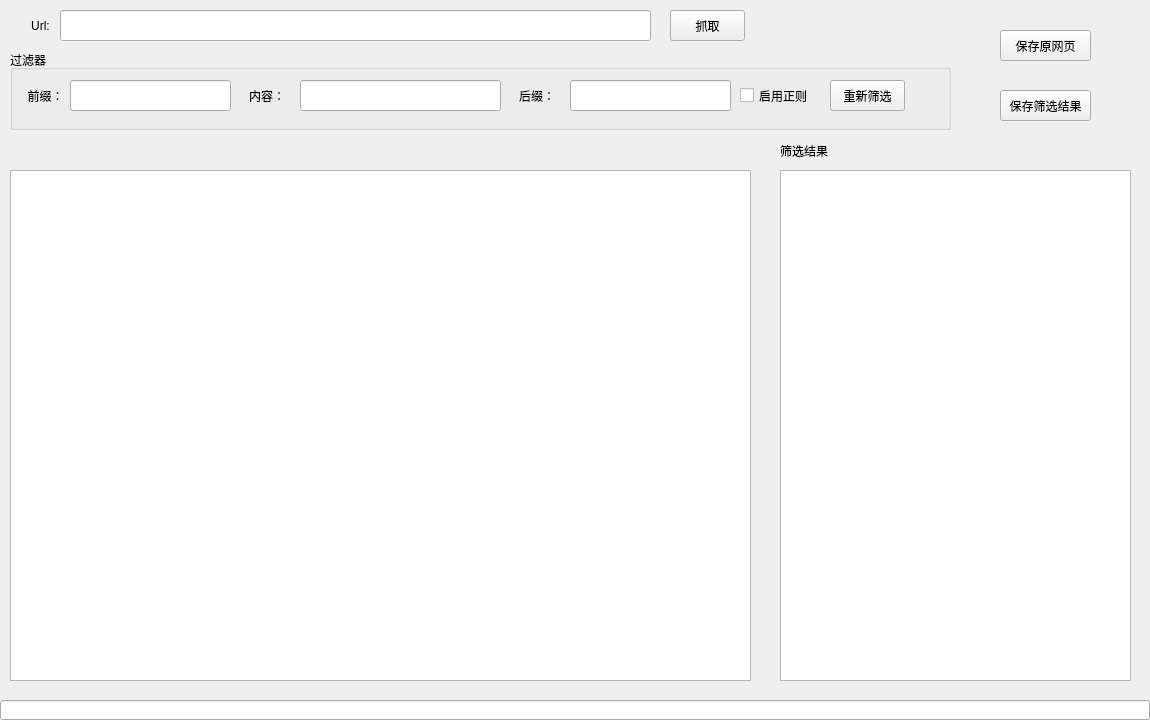
Above: mainui.ui from realth000/webcatcher before the change. Below: the same form after it.
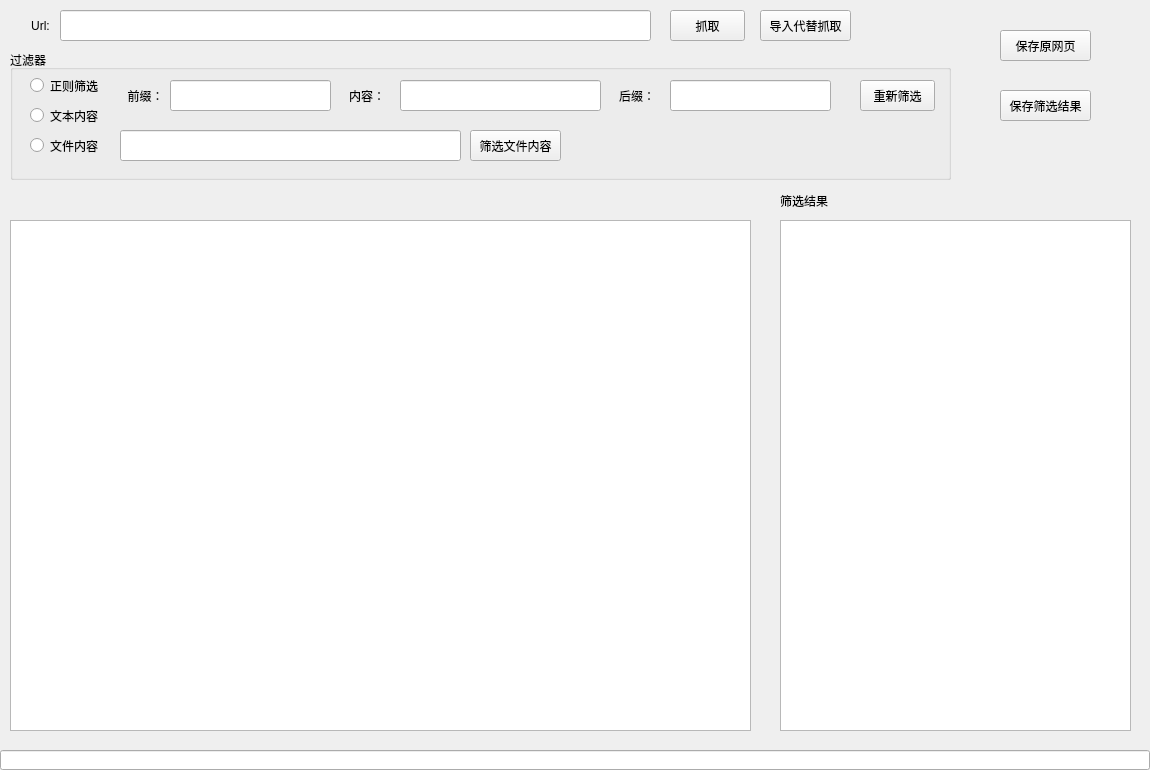
That is the form after the change.

Patch:
```diff
--- a/mainui.ui
+++ b/mainui.ui
@@ -7,7 +7,7 @@
     <x>0</x>
     <y>0</y>
     <width>1150</width>
-    <height>720</height>
+    <height>770</height>
    </rect>
   </property>
   <property name="windowTitle">
@@ -40,7 +40,7 @@
    <property name="geometry">
     <rect>
      <x>0</x>
-     <y>700</y>
+     <y>750</y>
      <width>1150</width>
      <height>20</height>
     </rect>
@@ -66,7 +66,7 @@
    <property name="geometry">
     <rect>
      <x>10</x>
-     <y>170</y>
+     <y>220</y>
      <width>741</width>
      <height>511</height>
     </rect>
@@ -76,7 +76,7 @@
    <property name="geometry">
     <rect>
      <x>10</x>
-     <y>140</y>
+     <y>190</y>
      <width>741</width>
      <height>21</height>
     </rect>
@@ -89,7 +89,7 @@
    <property name="geometry">
     <rect>
      <x>780</x>
-     <y>170</y>
+     <y>220</y>
      <width>351</width>
      <height>511</height>
     </rect>
@@ -101,7 +101,7 @@
      <x>10</x>
      <y>50</y>
      <width>941</width>
-     <height>80</height>
+     <height>130</height>
     </rect>
    </property>
    <property name="title">
@@ -110,30 +110,30 @@
    <widget class="QLineEdit" name="filterLE">
     <property name="geometry">
      <rect>
-      <x>290</x>
+      <x>390</x>
       <y>30</y>
       <width>201</width>
       <height>31</height>
      </rect>
     </property>
    </widget>
-   <widget class="QCheckBox" name="useRegExpChB">
+   <widget class="QRadioButton" name="useRegExpFilterRB">
     <property name="geometry">
      <rect>
-      <x>730</x>
-      <y>30</y>
+      <x>20</x>
+      <y>20</y>
       <width>71</width>
       <height>31</height>
      </rect>
     </property>
     <property name="text">
-     <string>启用正则</string>
+     <string>正则筛选</string>
     </property>
    </widget>
    <widget class="QLineEdit" name="prefixFilterLE">
     <property name="geometry">
      <rect>
-      <x>60</x>
+      <x>160</x>
       <y>30</y>
       <width>161</width>
       <height>31</height>
@@ -143,7 +143,7 @@
    <widget class="QLineEdit" name="suffixFilterLE">
     <property name="geometry">
      <rect>
-      <x>560</x>
+      <x>660</x>
       <y>30</y>
       <width>161</width>
       <height>31</height>
@@ -153,7 +153,7 @@
    <widget class="QLabel" name="label_2">
     <property name="geometry">
      <rect>
-      <x>10</x>
+      <x>110</x>
       <y>30</y>
       <width>51</width>
       <height>31</height>
@@ -169,7 +169,7 @@
    <widget class="QLabel" name="label_3">
     <property name="geometry">
      <rect>
-      <x>500</x>
+      <x>600</x>
       <y>30</y>
       <width>54</width>
       <height>31</height>
@@ -185,7 +185,7 @@
    <widget class="QLabel" name="label_4">
     <property name="geometry">
      <rect>
-      <x>230</x>
+      <x>330</x>
       <y>30</y>
       <width>54</width>
       <height>31</height>
@@ -201,7 +201,7 @@
    <widget class="QPushButton" name="refiltPB">
     <property name="geometry">
      <rect>
-      <x>820</x>
+      <x>850</x>
       <y>30</y>
       <width>75</width>
       <height>31</height>
@@ -211,12 +211,67 @@
      <string>重新筛选</string>
     </property>
    </widget>
+   <widget class="QRadioButton" name="useImportFilterRB">
+    <property name="geometry">
+     <rect>
+      <x>20</x>
+      <y>80</y>
+      <width>71</width>
+      <height>31</height>
+     </rect>
+    </property>
+    <property name="text">
+     <string>文件内容</string>
+    </property>
+    <attribute name="buttonGroup">
+     <string notr="true">buttonGroup</string>
+    </attribute>
+   </widget>
+   <widget class="QLineEdit" name="importFilterLE">
+    <property name="geometry">
+     <rect>
+      <x>110</x>
+      <y>80</y>
+      <width>341</width>
+      <height>31</height>
+     </rect>
+    </property>
+   </widget>
+   <widget class="QPushButton" name="importFilterPB">
+    <property name="geometry">
+     <rect>
+      <x>460</x>
+      <y>80</y>
+      <width>91</width>
+      <height>31</height>
+     </rect>
+    </property>
+    <property name="text">
+     <string>筛选文件内容</string>
+    </property>
+   </widget>
+   <widget class="QRadioButton" name="usedFindFilterRB">
+    <property name="geometry">
+     <rect>
+      <x>20</x>
+      <y>50</y>
+      <width>71</width>
+      <height>31</height>
+     </rect>
+    </property>
+    <property name="text">
+     <string>文本内容</string>
+    </property>
+    <attribute name="buttonGroup">
+     <string notr="true">buttonGroup</string>
+    </attribute>
+   </widget>
   </widget>
   <widget class="QLabel" name="label_5">
    <property name="geometry">
     <rect>
      <x>780</x>
-     <y>140</y>
+     <y>190</y>
      <width>61</width>
      <height>21</height>
     </rect>
@@ -251,6 +306,19 @@
     <string>保存筛选结果</string>
    </property>
   </widget>
+  <widget class="QPushButton" name="importWebPB">
+   <property name="geometry">
+    <rect>
+     <x>760</x>
+     <y>10</y>
+     <width>91</width>
+     <height>31</height>
+    </rect>
+   </property>
+   <property name="text">
+    <string>导入代替抓取</string>
+   </property>
+  </widget>
  </widget>
  <resources/>
  <connections/>
```
Left out of the diff: 6 changed lines with no effect on the pictures.
